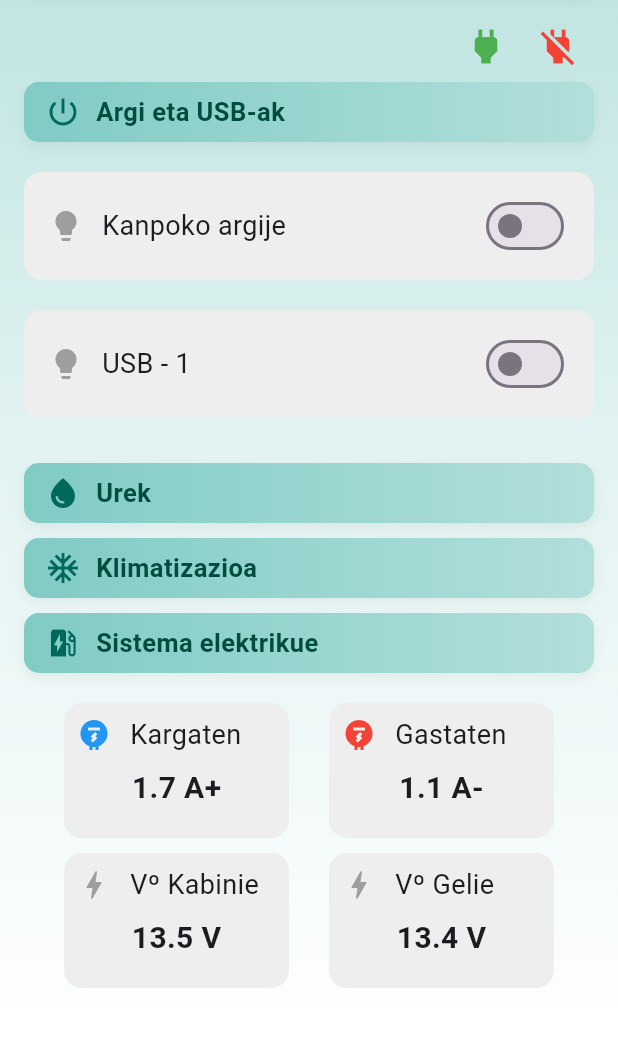
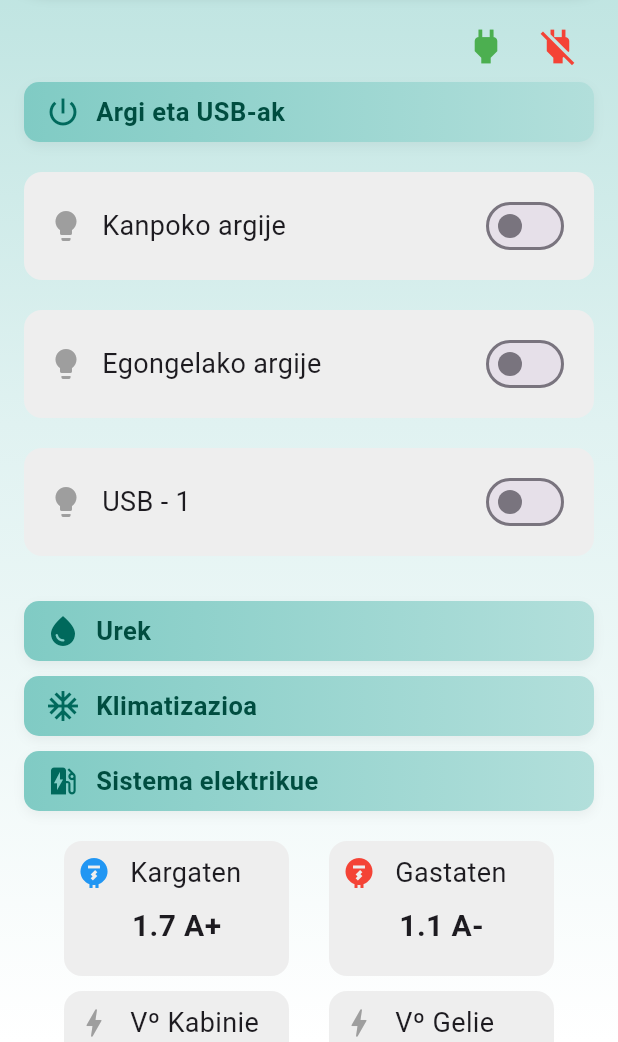
Before and after one commit to perikobermio/iratxo, a Flutter app: the Home screen opened directly, after a tap on "Argi eta USB-ak", on a phone screen of 412 x 824 dp, the part 194-1236 px from its top. Run offline on Flutter 3.47's test engine with Material 3 defaults, Android fonts, the phone set to English and light mode, and no system bars; our stand-ins replace flutter_blue_plus.

Commit message:
kolorien slide

```diff
--- a/lib/data.dart
+++ b/lib/data.dart
@@ -8,6 +8,8 @@ class Data {
 
   Map<String, dynamic> v = {
     'out_light':            ValueNotifier<bool>(false),
+    'in_light_state':       ValueNotifier<bool>(false),
+    'in_light':             ValueNotifier<List<int>>(<int>[12, 12, 12]),
     'usb_1':                ValueNotifier<bool>(false),
     'hot_state':            ValueNotifier<bool>(false),
     'hot_temp':             ValueNotifier<double>(15.0),
--- a/lib/home.dart
+++ b/lib/home.dart
@@ -7,6 +7,7 @@ import 'mini_actions.dart';
 import 'switch_widget.dart';
 import 'triple_switch_widget.dart';
 import 'horizontal_dinamyc_slide.dart';
+import 'horizontal_dinamyc_slide_color.dart';
 import 'vertical_static_slide.dart';
 import 'info_widget.dart';
 import 'reconnect_dialog.dart';
@@ -138,6 +139,13 @@ class _HomeState extends State<Home> {
                             await ble.command(v ? 'OUT_LIGHT_ON' : 'OUT_LIGHT_OFF');
                             data.v['out_light'].value = v;
                           },
+                        ),
+                        const SizedBox(height: 20),
+                        HorizontalDinamycSlideColor(
+                          state:    data.v['in_light_state'],
+                          colorRGB: data.v['in_light'],
+                          title:    'Egongelako argije',
+                          icons:    Icons.lightbulb,
                         ),
                         const SizedBox(height: 20),
                         SwitchWidget(
--- /dev/null
+++ b/lib/horizontal_dinamyc_slide_color.dart
@@ -0,0 +1,117 @@
+import 'package:flutter/material.dart';
+
+class HorizontalDinamycSlideColor extends StatefulWidget {
+  final String title;
+  final IconData icons;
+  final ValueNotifier<bool> state;
+  final ValueNotifier<List<int>> colorRGB; // [R, G, B]
+
+  const HorizontalDinamycSlideColor({
+    super.key,
+    required this.title,
+    required this.icons,
+    required this.state,
+    required this.colorRGB,
+  });
+
+  @override
+  State<HorizontalDinamycSlideColor> createState() => _HorizontalDinamycSlideColorState();
+}
+
+class _HorizontalDinamycSlideColorState extends State<HorizontalDinamycSlideColor> {
+  late bool isOn;
+  late List<int> rgb;
+
+  @override
+  void initState() {
+    super.initState();
+    isOn = widget.state.value;
+    rgb = List.from(widget.colorRGB.value);
+
+    widget.state.addListener(_updateState);
+    widget.colorRGB.addListener(_updateColor);
+  }
+
+  void _updateState() {
+    setState(() {
+      isOn = widget.state.value;
+    });
+  }
+
+  void _updateColor() {
+    setState(() {
+      rgb = List.from(widget.colorRGB.value);
+    });
+  }
+
+  @override
+  void dispose() {
+    widget.state.removeListener(_updateState);
+    widget.colorRGB.removeListener(_updateColor);
+    super.dispose();
+  }
+
+  void _setColorChannel(int index, int value) {
+    rgb[index] = value.clamp(0, 255);
+    widget.colorRGB.value = List.from(rgb);
+  }
+
+  @override
+  Widget build(BuildContext context) {
+    final color = Color.fromARGB(255, rgb[0], rgb[1], rgb[2]);
+
+    return Container(
+      padding: const EdgeInsets.symmetric(horizontal: 16, vertical: 12),
+      decoration: BoxDecoration(
+        color: isOn ? color.withOpacity(0.2) : Colors.grey.shade200,
+        borderRadius: BorderRadius.circular(12),
+      ),
+      child: Column(
+        crossAxisAlignment: CrossAxisAlignment.start,
+        mainAxisSize: MainAxisSize.min,
+        children: [
+          Row(
+            children: [
+              Icon(widget.icons, color: isOn ? color : Colors.grey),
+              const SizedBox(width: 12),
+              Text(widget.title, style: const TextStyle(fontSize: 18)),
+              const Spacer(),
+              Switch(
+                value: isOn,
+                activeColor: color,
+                onChanged: (val) {
+                  widget.state.value = val;
+                },
+              ),
+            ],
+          ),
+          if (isOn) ...[
+            const SizedBox(height: 10),
+            _buildColorSlider('R', rgb[0], (val) => _setColorChannel(0, val), Colors.red),
+            _buildColorSlider('G', rgb[1], (val) => _setColorChannel(1, val), Colors.green),
+            _buildColorSlider('B', rgb[2], (val) => _setColorChannel(2, val), Colors.blue),
+          ]
+        ],
+      ),
+    );
+  }
+
+  Widget _buildColorSlider(String label, int value, ValueChanged<int> onChanged, Color color) {
+    return Row(
+      children: [
+        SizedBox(width: 20, child: Text(label)),
+        Expanded(
+          child: Slider(
+            value: value.toDouble(),
+            min: 0,
+            max: 255,
+            divisions: 255,
+            activeColor: color,
+            onChanged: (val) => onChanged(val.toInt()),
+          ),
+        ),
+        SizedBox(width: 30, child: Text(value.toString())),
+      ],
+    );
+  }
+}
--- a/lib/mini_actions.dart
+++ b/lib/mini_actions.dart
@@ -34,6 +34,7 @@ class _MiniActionsState extends State<MiniActions> {
           onPressed: () async {
             await ble.command('OUT_LIGHT_OFF');
             data.v['out_light'].value         = false;
+            data.v['in_light_state'].value    = false;
             data.v['usb_1'].value             = false;
             data.v['water_bomb_state'].value  = false;
             data.v['water_bomb_state'].value  = false;
```
